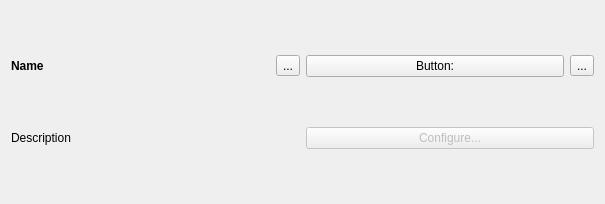
Before: the Qt Designer form plasma/shells/desktop/MousePluginWidget.ui in mgottschlag/kwin-tiling, drawn with Qt 5.
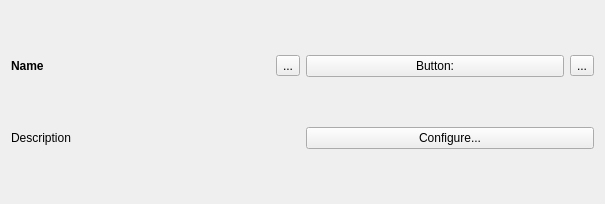
After: the same form once the commit is applied. Custom widgets are drawn as their Qt base class.

Diff of the .ui file:
```diff
--- a/plasma/shells/desktop/MousePluginWidget.ui
+++ b/plasma/shells/desktop/MousePluginWidget.ui
@@ -57,7 +57,7 @@
    <item row="1" column="2" colspan="2" >
     <widget class="QPushButton" name="configButton" >
      <property name="enabled" >
-      <bool>false</bool>
+      <bool>true</bool>
      </property>
      <property name="text" >
       <string>Configure...</string>
```
